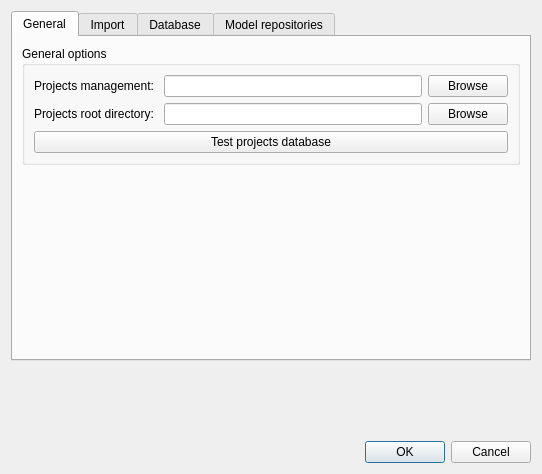
Qt form ui/options.ui (veriso/veriso) before a commit.
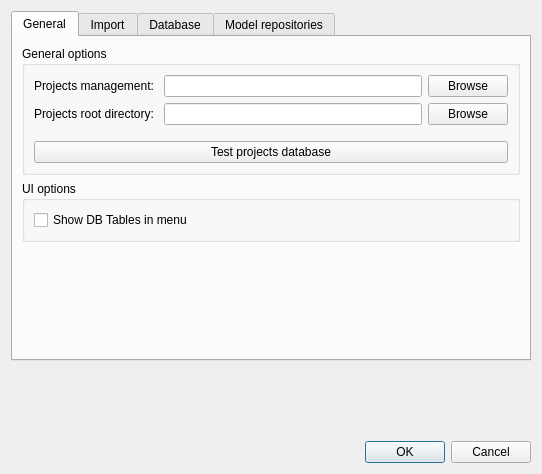
The same form after that commit. The open tabs and pages were chosen to show the change.

Commit message: added setting for showing the topics tables menu

```diff
--- a/ui/options.ui
+++ b/ui/options.ui
@@ -45,7 +45,7 @@
        <string>General</string>
       </attribute>
       <layout class="QGridLayout" name="gridLayout_2">
-       <item row="1" column="0">
+       <item row="2" column="0">
         <spacer name="verticalSpacer_2">
          <property name="orientation">
           <enum>Qt::Vertical</enum>
@@ -66,6 +66,9 @@
          <layout class="QGridLayout" name="gridLayout_12">
           <item row="0" column="0">
            <layout class="QGridLayout" name="gridLayout_3">
+            <property name="bottomMargin">
+             <number>10</number>
+            </property>
             <item row="0" column="1">
              <widget class="QLineEdit" name="lineEditProjectsDatabase"/>
             </item>
@@ -112,6 +115,22 @@
          </layout>
         </widget>
        </item>
+       <item row="1" column="0">
+        <widget class="QGroupBox" name="groupBox_6">
+         <property name="title">
+          <string>UI options</string>
+         </property>
+         <layout class="QVBoxLayout" name="verticalLayout">
+          <item>
+           <widget class="QCheckBox" name="chkTopicsTablesMenu">
+            <property name="text">
+             <string>Show DB Tables in menu</string>
+            </property>
+           </widget>
+          </item>
+         </layout>
+        </widget>
+       </item>
       </layout>
      </widget>
      <widget class="QWidget" name="tabImport">
```
Left out of the diff: 2 changed lines with no effect on the pictures. The commit also changes 2 other files.
